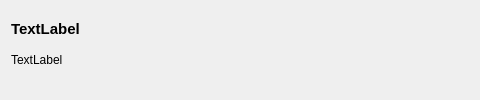
The window that qt/review_icon.ui (logancone/around_town_fbla) describes before a commit, drawn with Qt 5; both pictures show x 0 to 480 and y 0 to 100 of the 800 by 100 pixel window.
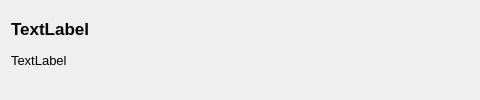
The same window after the commit.

The edit to the form file:
```diff
--- a/qt/review_icon.ui
+++ b/qt/review_icon.ui
@@ -1,7 +1,7 @@
 <?xml version="1.0" encoding="UTF-8"?>
 <ui version="4.0">
  <class>Form</class>
- <widget class="QWidget" name="Form">
+ <widget class="QFrame" name="Form">
   <property name="geometry">
    <rect>
     <x>0</x>
@@ -10,6 +10,12 @@
     <height>100</height>
    </rect>
   </property>
+  <property name="sizePolicy">
+   <sizepolicy hsizetype="Preferred" vsizetype="Preferred">
+    <horstretch>0</horstretch>
+    <verstretch>0</verstretch>
+   </sizepolicy>
+  </property>
   <property name="windowTitle">
    <string>Form</string>
   </property>
@@ -18,7 +24,7 @@
     <widget class="QLabel" name="header">
      <property name="font">
       <font>
-       <pointsize>11</pointsize>
+       <pointsize>13</pointsize>
        <bold>true</bold>
       </font>
      </property>
@@ -29,6 +35,11 @@
    </item>
    <item>
     <widget class="QLabel" name="body">
+     <property name="font">
+      <font>
+       <pointsize>10</pointsize>
+      </font>
+     </property>
      <property name="text">
       <string>TextLabel</string>
      </property>
```
